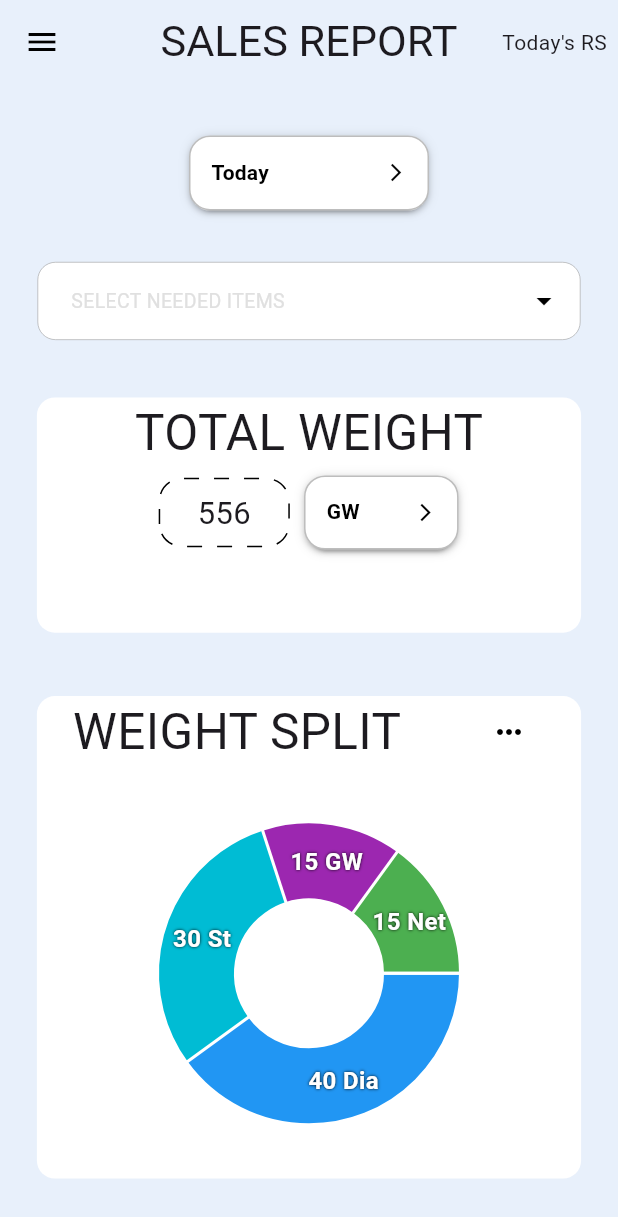
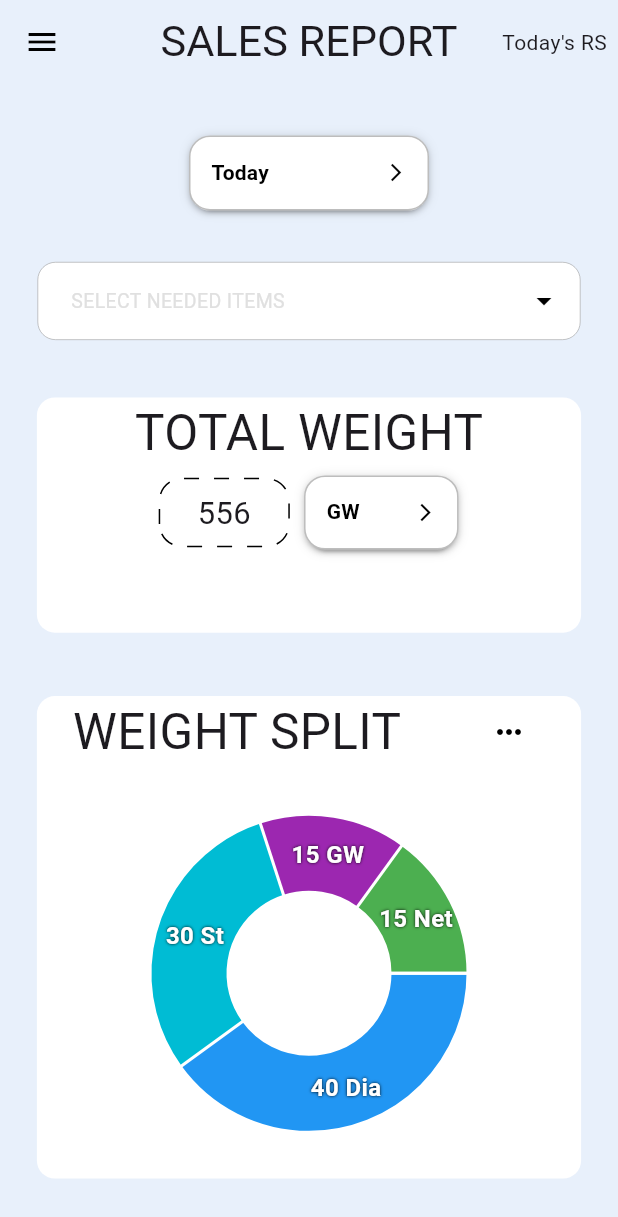
Before and after one commit to gaseer/gramboo_sales_details, a Flutter app: the screen it shows after launch, on a phone screen of 412 x 824 dp. Shown: the top 1217 px of the screen. Run offline on Flutter 3.47's test engine with Material 3 defaults, Android fonts, the phone set to English and light mode, and no system bars; drawn by our look-alikes of dotted_border, dropdown_button2, fl_chart, multi_dropdown; our stand-ins replace flutter_riverpod, fpdart, google_fonts; Roboto replaces fonts that are missing (Alice).

Commit message:
corrected UI

```diff
--- a/lib/features/sales_report/screens/salesReport_screen.dart
+++ b/lib/features/sales_report/screens/salesReport_screen.dart
@@ -77,9 +77,9 @@
                   ValueItem(label: 'GOLD 18K', value: '1'),
                   ValueItem(label: 'GOLD 22K', value: '2'),
                   ValueItem(label: 'DIAMOND', value: '3'),
-                  ValueItem(label: 'SILVER', value: '4'),
+                  ValueItem(label: 'UNCUT', value: '4'),
                   ValueItem(label: 'OLD GOLD', value: '5'),
-                  ValueItem(label: 'STOCK', value: '6'),
+                  ValueItem(label: 'OLD DIAMOND', value: '6'),
                 ],
                 maxItems: 6,
                 disabledOptions: const [
@@ -201,7 +201,7 @@
                               ),
                               sectionsSpace: 2,
                               centerSpaceColor: Colors.white,
-                              centerSpaceRadius: 50,
+                              centerSpaceRadius: 55,
                               sections: showingSections(ref: ref),
                             ),
                           ),
```
